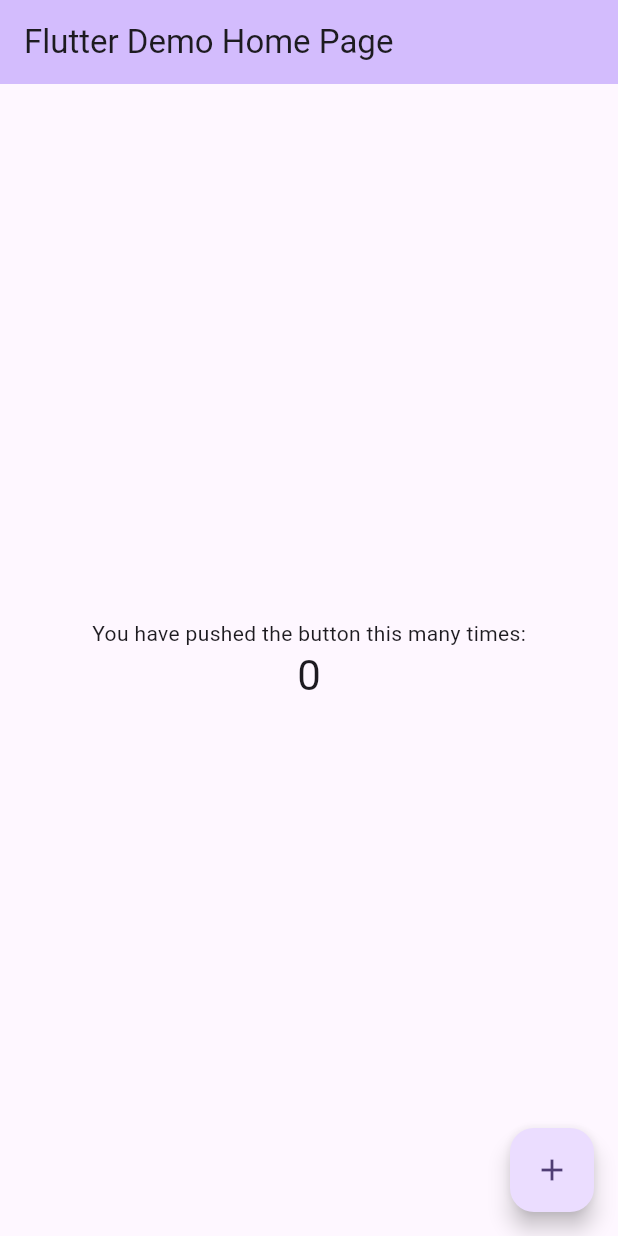
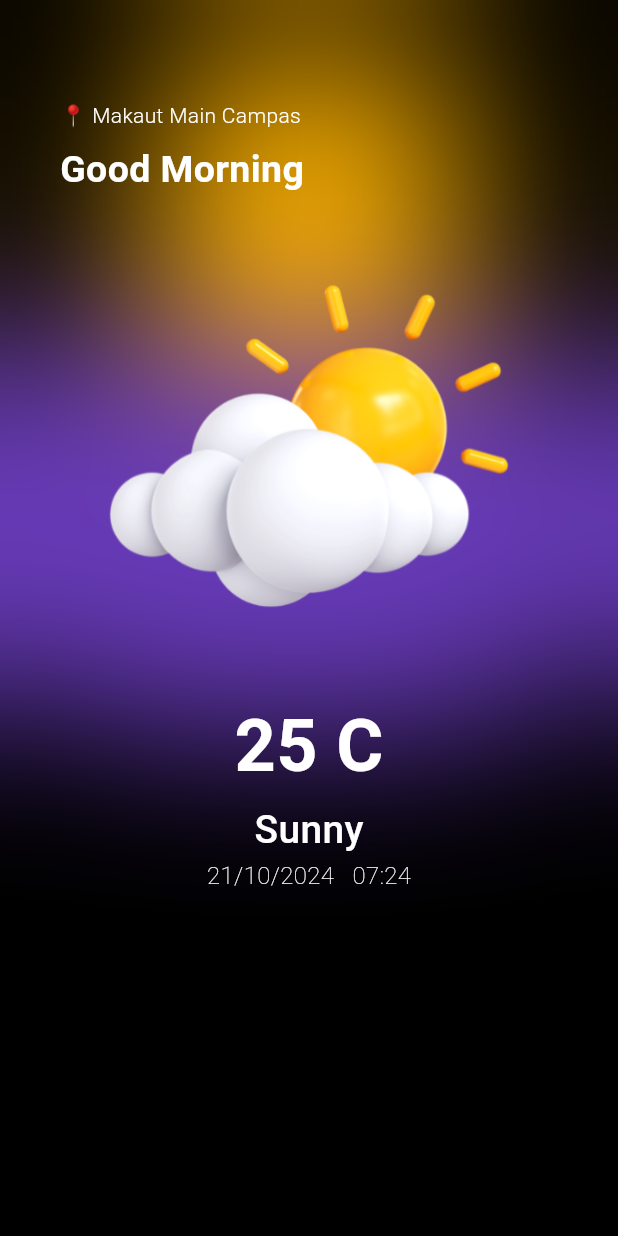
Before and after one commit to Indrajit-Banerjee7/weater_app, a Flutter app: the screen it shows after launch, on a phone screen of 412 x 824 dp. Run offline on Flutter 3.47's test engine with Material 3 defaults, Android fonts, the phone set to English and light mode, and no system bars; our stand-ins replace bloc, equatable.

Commit message:
creafted  half of the UI

```diff
--- /dev/null
+++ b/lib/bloc/weather_bloc_bloc.dart
@@ -0,0 +1,13 @@
+import 'package:bloc/bloc.dart';
+import 'package:equatable/equatable.dart';
+
+part 'weather_bloc_event.dart';
+part 'weather_bloc_state.dart';
+
+class WeatherBlocBloc extends Bloc<WeatherBlocEvent, WeatherBlocState> {
+  WeatherBlocBloc() : super(WeatherBlocInitial()) {
+    on<WeatherBlocEvent>((event, emit) {
+      // TODO: implement event handler
+    });
+  }
+}
--- /dev/null
+++ b/lib/bloc/weather_bloc_event.dart
@@ -0,0 +1,8 @@
+part of 'weather_bloc_bloc.dart';
+
+sealed class WeatherBlocEvent extends Equatable {
+  const WeatherBlocEvent();
+
+  @override
+  List<Object> get props => [];
+}
--- /dev/null
+++ b/lib/bloc/weather_bloc_state.dart
@@ -0,0 +1,10 @@
+part of 'weather_bloc_bloc.dart';
+
+sealed class WeatherBlocState extends Equatable {
+  const WeatherBlocState();
+
+  @override
+  List<Object> get props => [];
+}
+
+final class WeatherBlocInitial extends WeatherBlocState {}
--- a/lib/main.dart
+++ b/lib/main.dart
@@ -1,125 +1,11 @@
 import 'package:flutter/material.dart';
+import 'package:weater_app/screens/home_screen.dart';
 
 void main() {
-  runApp(const MyApp());
+  runApp( const
+    MaterialApp(
+      debugShowCheckedModeBanner: false,
+      home: HomeScreen()
+    )
+  );
 }
-
-class MyApp extends StatelessWidget {
-  const MyApp({super.key});
-
-  // This widget is the root of your application.
-  @override
-  Widget build(BuildContext context) {
-    return MaterialApp(
-      title: 'Flutter Demo',
-      theme: ThemeData(
-        // This is the theme of your application.
-        //
-        // TRY THIS: Try running your application with "flutter run". You'll see
-        // the application has a purple toolbar. Then, without quitting the app,
-        // try changing the seedColor in the colorScheme below to Colors.green
-        // and then invoke "hot reload" (save your changes or press the "hot
-        // reload" button in a Flutter-supported IDE, or press "r" if you used
-        // the command line to start the app).
-        //
-        // Notice that the counter didn't reset back to zero; the application
-        // state is not lost during the reload. To reset the state, use hot
-        // restart instead.
-        //
-        // This works for code too, not just values: Most code changes can be
-        // tested with just a hot reload.
-        colorScheme: ColorScheme.fromSeed(seedColor: Colors.deepPurple),
-        useMaterial3: true,
-      ),
-      home: const MyHomePage(title: 'Flutter Demo Home Page'),
-    );
-  }
-}
-
-class MyHomePage extends StatefulWidget {
-  const MyHomePage({super.key, required this.title});
-
-  // This widget is the home page of your application. It is stateful, meaning
-  // that it has a State object (defined below) that contains fields that affect
-  // how it looks.
-
-  // This class is the configuration for the state. It holds the values (in this
-  // case the title) provided by the parent (in this case the App widget) and
-  // used by the build method of the State. Fields in a Widget subclass are
-  // always marked "final".
-
-  final String title;
-
-  @override
-  State<MyHomePage> createState() => _MyHomePageState();
-}
-
-class _MyHomePageState extends State<MyHomePage> {
-  int _counter = 0;
-
-  void _incrementCounter() {
-    setState(() {
-      // This call to setState tells the Flutter framework that something has
-      // changed in this State, which causes it to rerun the build method below
-      // so that the display can reflect the updated values. If we changed
-      // _counter without calling setState(), then the build method would not be
-      // called again, and so nothing would appear to happen.
-      _counter++;
-    });
-  }
-
-  @override
-  Widget build(BuildContext context) {
-    // This method is rerun every time setState is called, for instance as done
-    // by the _incrementCounter method above.
-    //
-    // The Flutter framework has been optimized to make rerunning build methods
-    // fast, so that you can just rebuild anything that needs updating rather
-    // than having to individually change instances of widgets.
-    return Scaffold(
-      appBar: AppBar(
-        // TRY THIS: Try changing the color here to a specific color (to
-        // Colors.amber, perhaps?) and trigger a hot reload to see the AppBar
-        // change color while the other colors stay the same.
-        backgroundColor: Theme.of(context).colorScheme.inversePrimary,
-        // Here we take the value from the MyHomePage object that was created by
-        // the App.build method, and use it to set our appbar title.
-        title: Text(widget.title),
-      ),
-      body: Center(
-        // Center is a layout widget. It takes a single child and positions it
-        // in the middle of the parent.
-        child: Column(
-          // Column is also a layout widget. It takes a list of children and
-          // arranges them vertically. By default, it sizes itself to fit its
-          // children horizontally, and tries to be as tall as its parent.
-          //
-          // Column has various properties to control how it sizes itself and
-          // how it positions its children. Here we use mainAxisAlignment to
-          // center the children vertically; the main axis here is the vertical
-          // axis because Columns are vertical (the cross axis would be
-          // horizontal).
-          //
-          // TRY THIS: Invoke "debug painting" (choose the "Toggle Debug Paint"
-          // action in the IDE, or press "p" in the console), to see the
-          // wireframe for each widget.
-          mainAxisAlignment: MainAxisAlignment.center,
-          children: <Widget>[
-            const Text(
-              'You have pushed the button this many times:',
-            ),
-            Text(
-              '$_counter',
-              style: Theme.of(context).textTheme.headlineMedium,
-            ),
-          ],
-        ),
-      ),
-      floatingActionButton: FloatingActionButton(
-        onPressed: _incrementCounter,
-        tooltip: 'Increment',
-        child: const Icon(Icons.add),
-      ), // This trailing comma makes auto-formatting nicer for build methods.
-    );
-  }
-}
--- /dev/null
+++ b/lib/screens/home_screen.dart
@@ -0,0 +1,128 @@
+import 'dart:ui';
+
+import 'package:flutter/material.dart';
+import 'package:flutter/services.dart';
+
+class HomeScreen extends StatelessWidget {
+  const HomeScreen({super.key});
+
+  @override
+  Widget build(BuildContext context) {
+    return Scaffold(
+      backgroundColor: Colors.black,
+      extendBodyBehindAppBar: true,
+      appBar: AppBar(
+        backgroundColor: Colors.transparent, //Colors.transparent,
+        elevation: 0,
+        systemOverlayStyle:
+            const SystemUiOverlayStyle(statusBarBrightness: Brightness.dark),
+      ),
+      body: Padding(
+        padding: const EdgeInsets.fromLTRB(40, 1.2 * kToolbarHeight, 40, 20),
+        child: SizedBox(
+          height: MediaQuery.of(context).size.height,
+          child: Stack(children: [
+            Align(
+              alignment: const AlignmentDirectional(4, -0.4),
+              child: Container(
+                width: 300,
+                height: 300,
+                decoration: const BoxDecoration(
+                  shape: BoxShape.circle,
+                  color: Colors.deepPurple,
+                ),
+              ),
+            ),
+            Align(
+              alignment: const AlignmentDirectional(-5, -0.4),
+              child: Container(
+                width: 300,
+                height: 300,
+                decoration: const BoxDecoration(
+                  shape: BoxShape.circle,
+                  color: Colors.deepPurple,
+                ),
+              ),
+            ),
+            Align(
+              alignment: const AlignmentDirectional(0, -1.12),
+              child: Container(
+                width: 200,
+                height: 200,
+                decoration: const BoxDecoration(
+                  color: Color.fromARGB(255, 255, 179, 0),
+                ),
+              ),
+            ),
+            BackdropFilter(filter: ImageFilter.blur(sigmaX: 67.0 , sigmaY: 55.0),
+            child: Container(
+              decoration: const BoxDecoration(color: Colors.transparent),
+            )
+
+            ),
+            SizedBox(
+              height: MediaQuery.of(context).size.height,
+              width: MediaQuery.of(context).size.width,
+              child:  Column(
+                crossAxisAlignment: CrossAxisAlignment.start,
+                children: [
+                  const Text(
+                    '📍 Makaut Main Campas',
+                    style: TextStyle(
+                      color: Colors.white ,
+                      fontWeight: FontWeight.w300,
+                    ),
+                  ),
+                  const SizedBox(height: 8,),
+                   const Text(
+                    'Good Morning',
+                    style: TextStyle(
+                      color: Colors.white ,
+                      fontSize: 25,
+                      fontWeight: FontWeight.bold,
+                    ),
+                  ),
+                  Image.asset('assests/7.png'),
+                  const Center(
+                    child: Text(
+                    '25 C',
+                    style: TextStyle(
+                      color: Colors.white ,
+                      fontSize: 48,
+                      fontWeight: FontWeight.w600,
+                    ),
+                  ),
+                  ),
+                  const SizedBox(height: 3,),
+                  const Center(
+                    child: Text(
+                    'Sunny',
+                    style: TextStyle(
+                      color: Colors.white ,
+                      fontSize: 26,
+                      fontWeight: FontWeight.w500,
+                    ),
+                  ),
+                  ),
+                  const Center(
+                    child: Text(
+                    '21/10/2024   07:24',
+                    style: TextStyle(
+                      color: Colors.white ,
+                      fontSize: 16,
+                      fontWeight: FontWeight.w200,
+                    ),
+                  ),
+                  ),
+                  const Row(
+                    mainAxisAlignment: MainAxisAlignment.spaceBetween,
+                  )
+                ],
+              ),
+            )
+          ],),
+        ),
+      ),
+    );
+  }
+}
--- a/pubspec.yaml
+++ b/pubspec.yaml
@@ -64,9 +64,8 @@ flutter:
   uses-material-design: true
 
   # To add assets to your application, add an assets section, like this:
-  # assets:
-  #   - images/a_dot_burr.jpeg
-  #   - images/a_dot_ham.jpeg
+  assets:
+    - assests/
 
   # An image asset can refer to one or more resolution-specific "variants", see
   # https://flutter.dev/assets-and-images/#resolution-aware
```
Also changed, not shown: assests/1.png (added), assests/11.png (added), assests/12.png (added), assests/13.png (added), assests/14.png (added), assests/2.png (added), assests/3.png (added), assests/4.png (added), assests/5.png (added), assests/6.png (added), assests/7.png (added), assests/8.png (added), assests/9.png (added), lib/data/my_data.dart (added), 5 other files.
